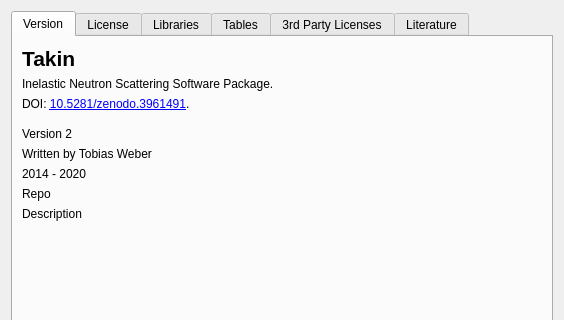
Before: the Qt Designer form ui/about.ui in tweber-ill/ill_mirror-takin2-core, drawn with Qt 5; both pictures show x 0 to 564 and y 0 to 320 of the 564 by 522 pixel window.
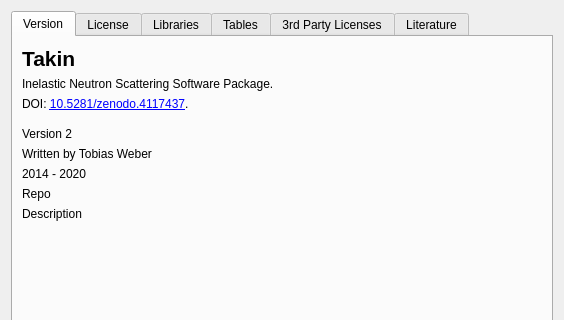
After: the same form once the commit is applied.

```diff
--- a/ui/about.ui
+++ b/ui/about.ui
@@ -109,7 +109,7 @@
        <item row="2" column="0">
         <widget class="QLabel" name="labelDOI">
          <property name="text">
-          <string>DOI: &lt;a href=&quot;http://dx.doi.org/10.5281/zenodo.3961491&quot;&gt;10.5281/zenodo.3961491&lt;/a&gt;.</string>
+          <string>DOI: &lt;a href=&quot;https://doi.org/10.5281/zenodo.4117437&quot;&gt;10.5281/zenodo.4117437&lt;/a&gt;.</string>
          </property>
          <property name="wordWrap">
           <bool>true</bool>
```
